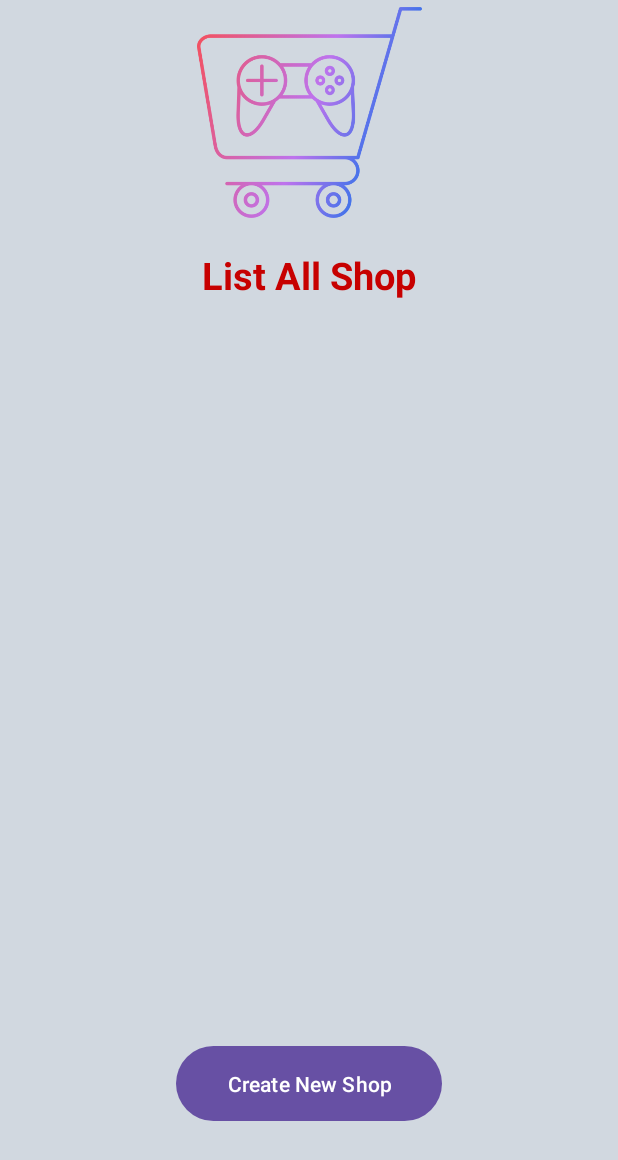
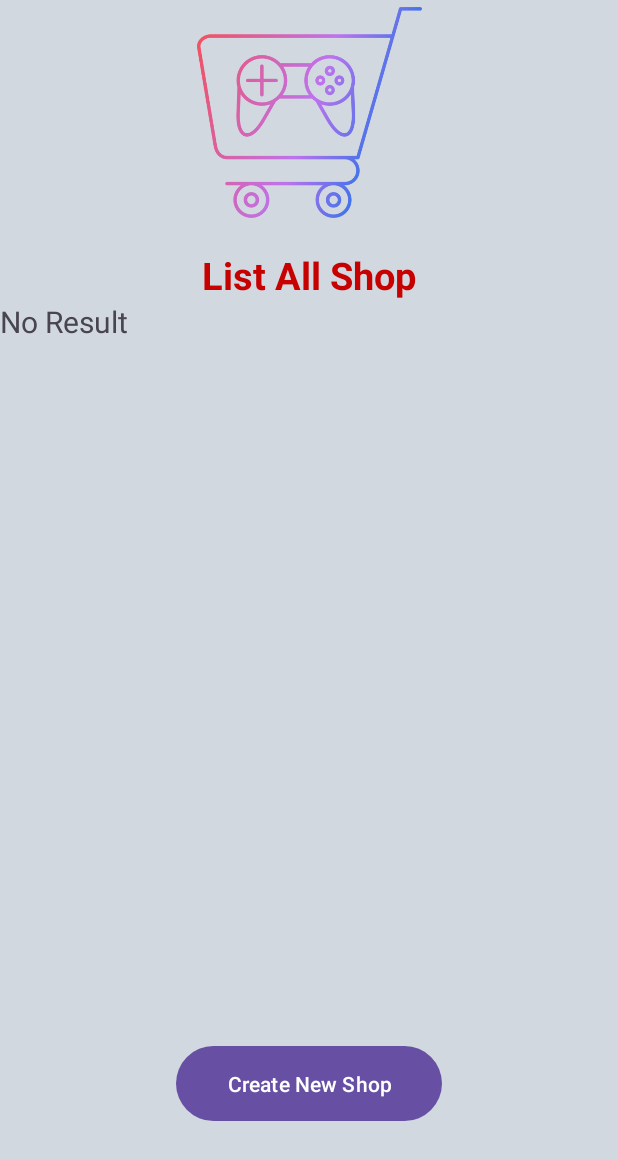
Before and after one commit to HaruD2002/Gaming-store-mobile-app, an Android app: the ListShopActivity screen opened directly, with no data from a screen before it, on a phone screen of 412 x 824 dp. Shown: the top 1160 px of the screen. Run offline under Robolectric (Android 15) with nearby library versions, the phone set to English and light mode, and no system bars; our stand-ins replace Room's generated code, RxJava.

```diff
--- a/app/src/main/java/com/example/prm_project/views/ListShopActivity.java
+++ b/app/src/main/java/com/example/prm_project/views/ListShopActivity.java
@@ -6,6 +6,7 @@ import androidx.lifecycle.ViewModelProvider;
 import android.content.Context;
 import android.content.SharedPreferences;
 import android.os.Bundle;
+import android.view.View;
 import android.widget.Button;
 import android.widget.ListView;
 import android.widget.TextView;
@@ -27,6 +28,7 @@ public class ListShopActivity extends AppCompatActivity {
     ShopDAO shopDAO;
     private ShopViewModel shopViewModel;
     private ListView listViewAddresses_listAddress;
+    private TextView notification;
     private Button btn_createShop_listshop;
     private ShopAdapter shopAdapter;
     @Override
@@ -48,7 +50,7 @@ public class ListShopActivity extends AppCompatActivity {
     }
     private void bindingView() {
         listViewAddresses_listAddress = findViewById(R.id.listViewAddresses_listAddress);
-
+        notification = findViewById(R.id.notification_listShop);
     }
     private void bidingAction() {
         btn_createShop_listshop = findViewById(R.id.btn_createShop_listshop);
@@ -66,8 +68,13 @@ public class ListShopActivity extends AppCompatActivity {
         List<Shop>  lsAllShop = shopViewModel.getShopListContainString(context).getValue();
 
         shopViewModel.getShopListContainString(context).observe(this, shops -> {
+            if(shops.size() == 0){
+                notification.setText("No Result");
+                notification.setVisibility(View.VISIBLE);
+            }else {
             shopAdapter = new ShopAdapter(this, R.layout.item_shop, shops,shopViewModel);
             listViewAddresses_listAddress.setAdapter(shopAdapter);
+            }
         });
         /*lsAllShop = new ArrayList<>();
         Shop shop1 = new Shop();
--- a/app/src/main/res/layout/activity_list_shop.xml
+++ b/app/src/main/res/layout/activity_list_shop.xml
@@ -55,4 +55,16 @@
         app:layout_constraintStart_toStartOf="parent"
         app:layout_constraintTop_toBottomOf="@+id/linearLayout" />
 
+    <TextView
+        android:id="@+id/notification_listShop"
+        android:layout_width="260dp"
+        android:layout_height="44dp"
+        android:layout_marginLeft="50dp"
+        android:textSize="20dp"
+        android:text="TextView"
+        app:layout_constraintTop_toBottomOf="@+id/title_list_shop_listshop"
+        tools:layout_editor_absoluteX="16dp"
+        android:visibility="invisible"
+        />
+
 </androidx.constraintlayout.widget.ConstraintLayout>
```
